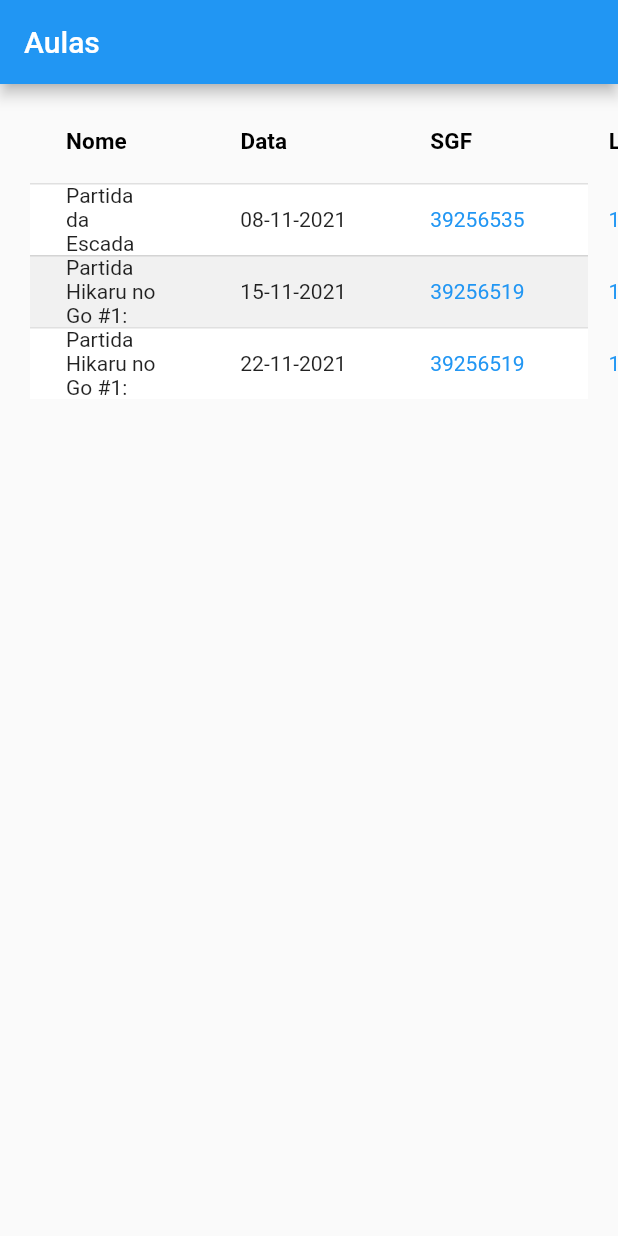
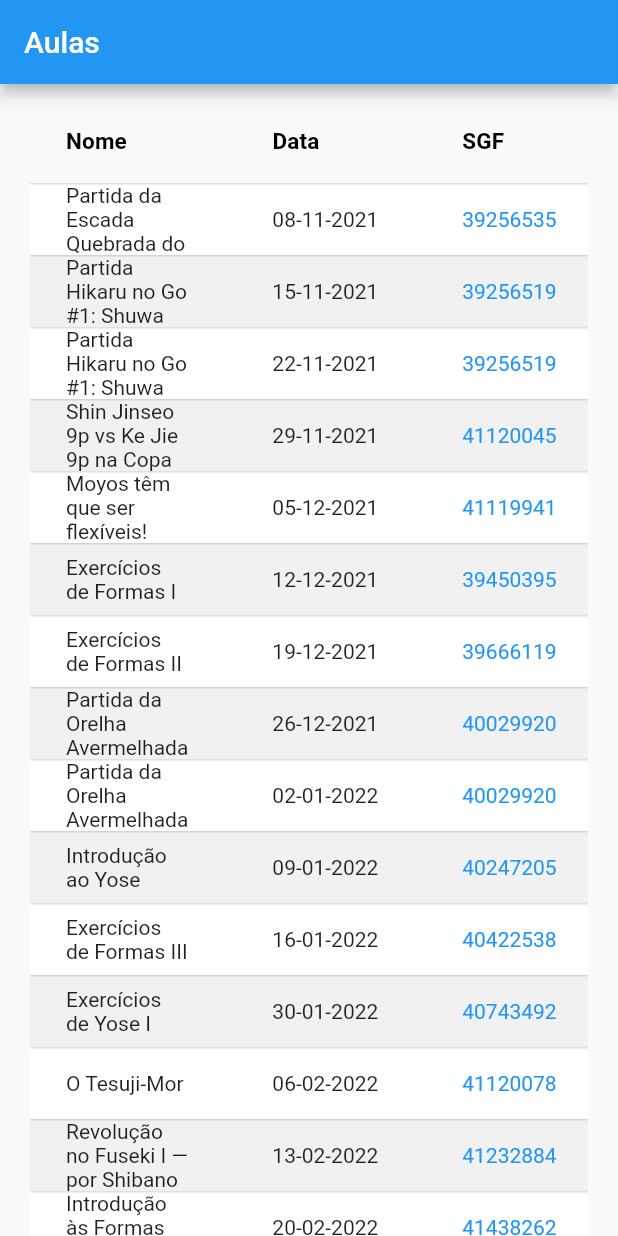
Before and after one commit to FanaroEngineering/dogemp, a Flutter app: the screen it shows after launch, on a phone screen of 412 x 824 dp. Run offline on Flutter 3.47's test engine with Material 2 defaults, Android fonts, the phone set to English and light mode, and no system bars.

Commit message:
more lecture data

```diff
--- a/lib/data/lectures.dart
+++ b/lib/data/lectures.dart
@@ -22,4 +22,116 @@ final List<Lecture> lectures = [
     twitchLink: '1212309872',
     youtubeLink: 'OhwvtguZy7Q',
   ),
+  Lecture(
+    name: 'Shin Jinseo 9p vs Ke Jie 9p na Copa LG 2021',
+    date: DateTime(2021, 11, 29),
+    sgfLink: '41120045',
+    twitchLink: '1218709825',
+    youtubeLink: 'NSh5qDeF1MU',
+  ),
+  Lecture(
+    name: 'Moyos têm que ser flexíveis!',
+    date: DateTime(2021, 12, 5),
+    sgfLink: '41119941',
+    twitchLink: '1225120262',
+    youtubeLink: 'YFPJQnJky4A',
+  ),
+  Lecture(
+    name: 'Exercícios de Formas I',
+    date: DateTime(2021, 12, 12),
+    sgfLink: '39450395',
+    twitchLink: '1231593882',
+    youtubeLink: 'sEmQ2QqQZaI',
+  ),
+  Lecture(
+    name: 'Exercícios de Formas II',
+    date: DateTime(2021, 12, 19),
+    sgfLink: '39666119',
+    twitchLink: '1238253560',
+    youtubeLink: 'rnni9QT_2PU',
+  ),
+  Lecture(
+    name: 'Partida da Orelha Avermelhada (1/2)',
+    date: DateTime(2021, 12, 26),
+    sgfLink: '40029920',
+    twitchLink: '1243963403',
+    youtubeLink: 'AWWwo_akAmU',
+  ),
+  Lecture(
+    name: 'Partida da Orelha Avermelhada (2/2)',
+    date: DateTime(2022, 1, 2),
+    sgfLink: '40029920',
+    twitchLink: '1251165650',
+    youtubeLink: '5MeU7UIc7d4',
+  ),
+  Lecture(
+    name: 'Introdução ao Yose',
+    date: DateTime(2022, 1, 9),
+    sgfLink: '40247205',
+    twitchLink: '1258645645',
+    youtubeLink: 'i2VqpFnB9G4',
+  ),
+  Lecture(
+    name: 'Exercícios de Formas III',
+    date: DateTime(2022, 1, 16),
+    sgfLink: '40422538',
+    twitchLink: '1265996869',
+    youtubeLink: 'XGtU414BPQk',
+  ),
+  Lecture(
+    name: 'Exercícios de Yose I',
+    date: DateTime(2022, 1, 30),
+    sgfLink: '40743492',
+    twitchLink: '1281658427',
+    youtubeLink: 'tGfwxNpWhEA',
+  ),
+  Lecture(
+    name: 'O Tesuji-Mor',
+    date: DateTime(2022, 2, 6),
+    sgfLink: '41120078',
+    twitchLink: '1289765596',
+    youtubeLink: '41MSBjL5qu4',
+  ),
+  Lecture(
+    name: 'Revolução no Fuseki I — por Shibano Toramaru 9p',
+    date: DateTime(2022, 2, 13),
+    sgfLink: '41232884',
+    twitchLink: '1297390446',
+    youtubeLink: 'aO69iLO6Mpw',
+  ),
+  Lecture(
+    name: 'Introdução às Formas (1/2)',
+    date: DateTime(2022, 2, 20),
+    sgfLink: '41438262',
+    twitchLink: '1304839966',
+    youtubeLink: 'arCOlyWxwgw',
+  ),
+  Lecture(
+    name: 'Como Jogar Go',
+    date: DateTime(2022, 2, 27),
+    sgfLink: '',
+    twitchLink: '',
+    youtubeLink: '',
+  ),
+  Lecture(
+    name: 'Introdução às Formas (2/2)',
+    date: DateTime(2022, 2, 6),
+    sgfLink: '',
+    twitchLink: '',
+    youtubeLink: '',
+  ),
+  Lecture(
+    name: 'Revolução no Fuseki II — por Shibano Toramaru 9p',
+    date: DateTime(2022, 3, 13),
+    sgfLink: '',
+    twitchLink: '',
+    youtubeLink: '',
+  ),
+  Lecture(
+    name: 'Introdução ao 9x9',
+    date: DateTime(2022, 3, 20),
+    sgfLink: '',
+    twitchLink: '',
+    youtubeLink: '',
+  ),
 ];
```
